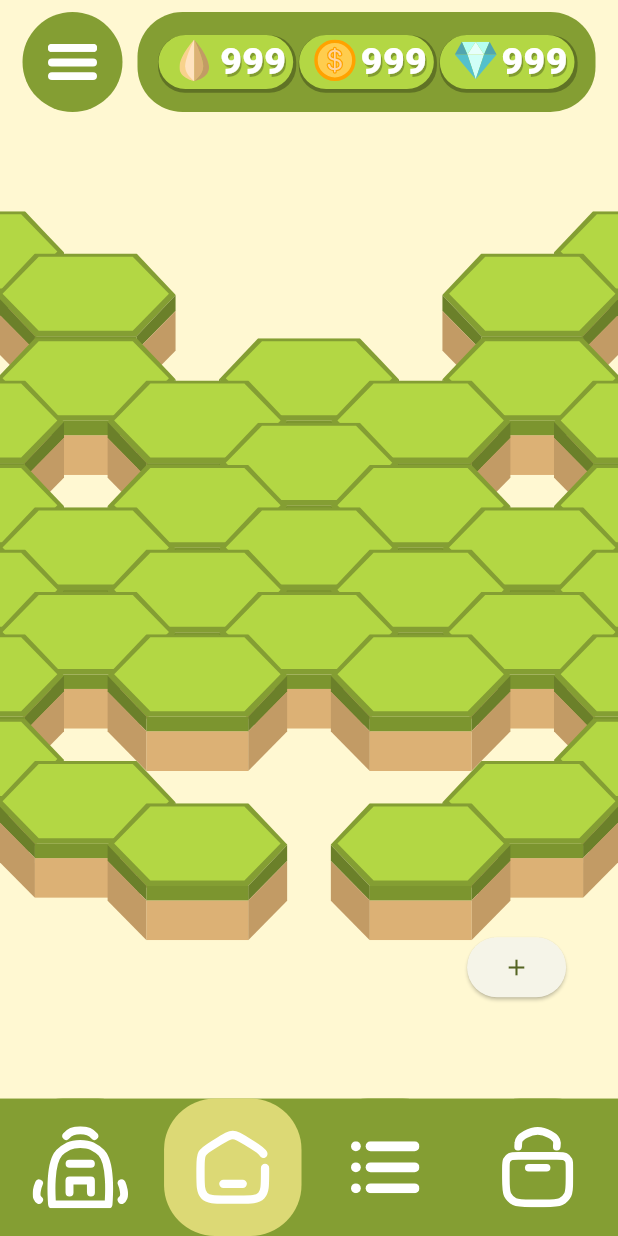
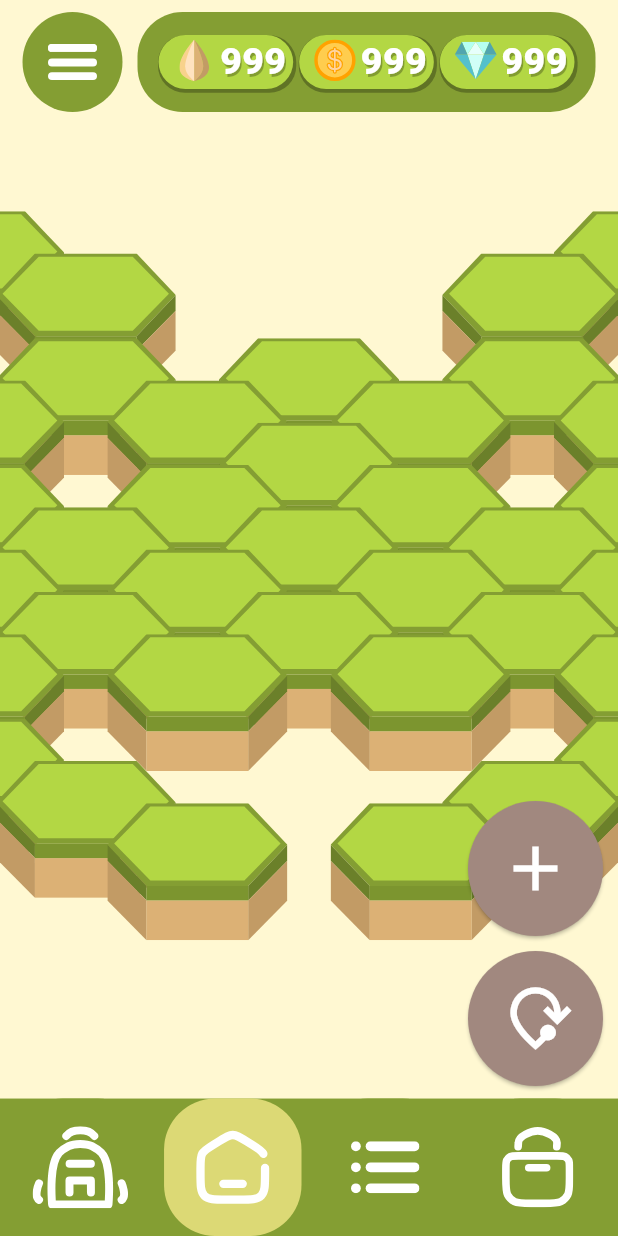
Before and after one commit to gamekersol/Floating-Graden, a Flutter app: the screen it shows after launch, on a phone screen of 412 x 824 dp. Run offline on Flutter 3.47's test engine with Material 3 defaults, Android fonts, the phone set to English and light mode, and no system bars; our stand-ins replace audioplayers, flutter_svg, infinite_carousel; missing offline and left inert: dart:ffi.

```diff
--- a/growing_on/lib/screens/garden.dart
+++ b/growing_on/lib/screens/garden.dart
@@ -7,13 +7,14 @@ import '../data/garden.dart' as data;
 enum GardenState{
   watch,
   buying,
+  moving,
 }
-GardenState state = .watch;
+ValueNotifier<GardenState> state = ValueNotifier(GardenState.watch);
 
 class GridTransform extends ChangeNotifier{
   Alignment alignment = .center;
   double scale = 1;
-  static const double MIN_SCALE = 0.1, MAX_SCALE = 10;
+  static const double MIN_SCALE = 0.2, MAX_SCALE = 1.7;
 
   GridTransform ();
 
@@ -42,13 +43,16 @@ class GardenScreen extends StatelessWidget {
     var y = MediaQuery.of(context).size.height;
     blockAlignSize = Vector2Double(BLOCK_SIZE / x * 1.75, BLOCK_SIZE / y * 1.1);
 
-    return Stack(
+    return ListenableBuilder(
+      listenable: state,
+      builder: (context, child) => Stack(
         children: [
         _GardenGrid(),
-      _gardenPullArea(x,y),
+        _BGinteractions(x,y),
         _UI(),
         //if (state == .buying)
         ]
+      ),
     );
   }
 }
@@ -57,28 +61,32 @@ class GardenScreen extends StatelessWidget {
 
 const double _PULL_SENSIVITY = 3, _SCALE_SENSIVITY = 3;
 Offset? firstTouchDelta;
+double _previousScale = 1.0;
 
-Widget _gardenPullArea(double x, double y) {
+Widget _BGinteractions(double x, double y) {
+  if (state.value != GardenState.moving) return SizedBox.shrink();
   return Positioned.fill(
     child: GestureDetector(
-    behavior: HitTestBehavior.opaque,
+      behavior: HitTestBehavior.translucent,
       onScaleUpdate: (details) {
         if (details.pointerCount < 2) {
-        gridTransform.Move(details.focalPointDelta.dx / x * _PULL_SENSIVITY,
-            details.focalPointDelta.dy / y * _PULL_SENSIVITY);
+          gridTransform.Move(
+            details.focalPointDelta.dx / x * _PULL_SENSIVITY,
+            details.focalPointDelta.dy / y * _PULL_SENSIVITY,
+          );
         } else {
-        firstTouchDelta ??= details.focalPointDelta;
-        int sign = firstTouchDelta! < details.focalPointDelta ? 1 : -2; //instead of -1 to comfortable scale down
-
-        // add there previouse frame check also to change sign in that way
-        gridTransform.ScaleAdditive(details.scale / x * 16 * _SCALE_SENSIVITY * sign);
+          gridTransform.ScaleAdditive((details.scale - _previousScale) * _SCALE_SENSIVITY);
+          _previousScale = details.scale;
         }
       },
-    onScaleEnd: (_) => firstTouchDelta = null,
+      onScaleEnd: (_) {
+        firstTouchDelta = null;
+        _previousScale = 1.0;
+      },
+      onScaleStart: (_) => _previousScale = 1.0,
     ),
   );
 }
-
 class _GardenGrid extends StatelessWidget {
 
   void sortBlocksForStack() {
@@ -124,16 +132,54 @@ class _GardenGrid extends StatelessWidget {
   }
 }
 
-class _UI extends StatelessWidget {
+class _UI extends StatefulWidget {
   const _UI({
     super.key,
   });
 
   @override
+  State<_UI> createState() => _UIState();
+}
+
+class _UIState extends State<_UI> {
+  @override
   Widget build(BuildContext context) {
-    return Align(
-      alignment: Alignment(0.8, 0.6),
-      child: ElevatedButton(onPressed: (){state = .buying; overlays.addBlock(context);}, child: Icon(Icons.add),));
+    return Padding(
+      padding: .symmetric(horizontal: 10, vertical: 100),
+      child: Align(
+        alignment: .bottomEnd,
+        child: Column(
+          mainAxisAlignment: .end,
+          spacing: 10,
+          children: [
+            ElevatedButton(
+              onPressed: () { state.value = .buying; overlays.addBlock(context); },
+              style: ElevatedButton.styleFrom(
+                minimumSize: const Size(88, 88), // default is Size(64, 36) — doubled
+                padding: const EdgeInsets.all(20),
+                backgroundColor: Colors.brown[300]
+              ),
+              child: const Icon(Icons.add, size: 50, color: Colors.white,),
+            ),
+            ElevatedButton(
+              onPressed: () => setState(() {
+                state.value = state.value != .moving ? .moving : .watch;
+              }),
+              style: ElevatedButton.styleFrom(
+                minimumSize: const Size(88, 88),
+                padding: const EdgeInsets.all(20),
+                backgroundColor: Colors.brown[300]
+              ),
+              child: Icon(
+                Icons.mode_of_travel_outlined,
+                color: state.value == .moving ? Colors.amber : Colors.white,
+                size: 50,
+              ),
+            ),
+          ]
+        ),
+      )
+    );
   }
 }
 
@@ -168,10 +214,10 @@ class __BlockWidgetState extends State<_BlockWidget> {
     widget.CalculateGridAlignment();
     var s = gridTransform.scale;
     return Align(
-      alignment: (widget._align + gridTransform.alignment) * s,
+      alignment: (widget._align* s) + gridTransform.alignment ,
       child: SizedBox(
-        width: BLOCK_SIZE * gridTransform.scale,
-        height: BLOCK_SIZE * gridTransform.scale,
+        width: BLOCK_SIZE * s,
+        height: BLOCK_SIZE * s,
         child: SvgPicture.asset("assets/images/plants/block.svg", fit: .contain,),
       ),
     );
```
Lines whose indentation alone changed are shown as unchanged.
